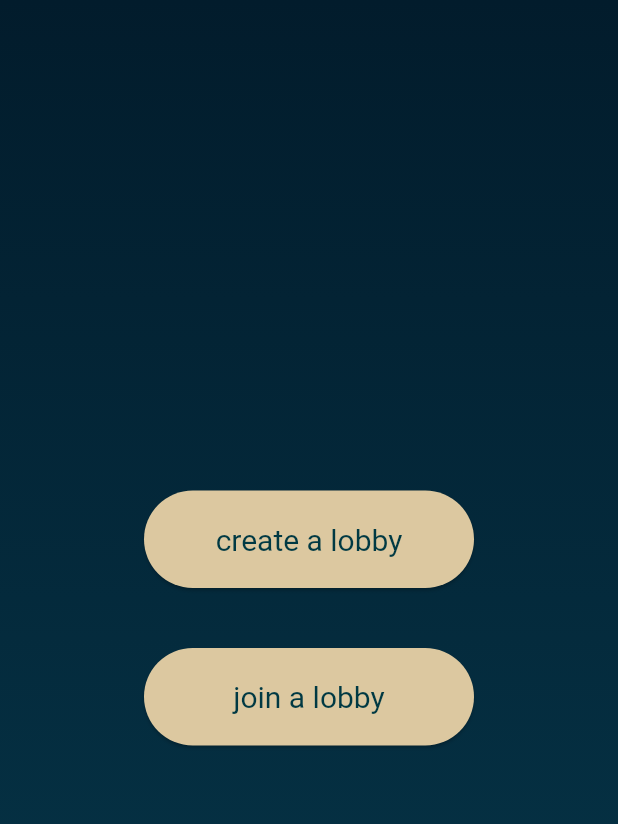
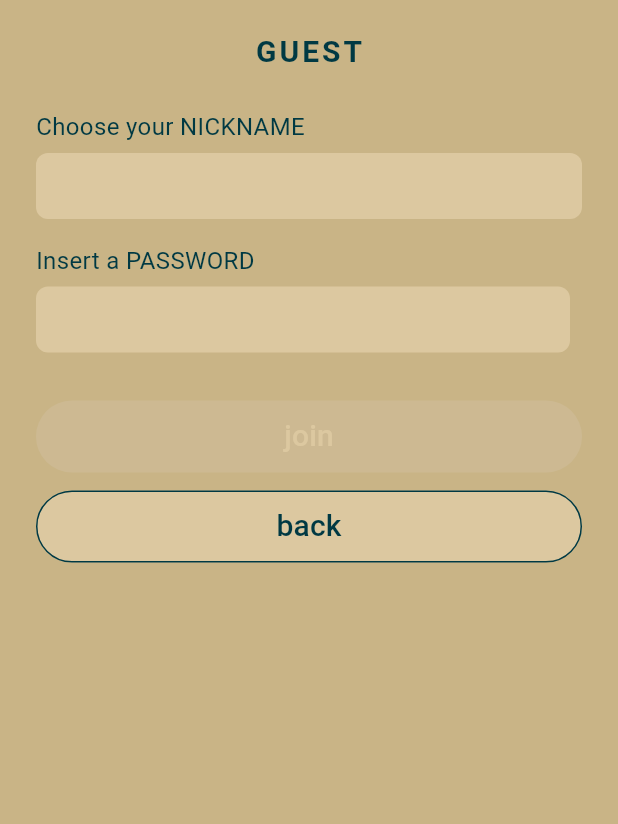
Before and after one commit to rivaPolimi/LLMinFabula, a Flutter app: the CreateJoinScreen widget shown alone on an empty page, opened directly, after a tap on "join a lobby", on a phone screen of 412 x 824 dp. Shown: the top 824 px of the screen. Run offline on Flutter 3.47's test engine with Material 3 defaults, Android fonts, the phone set to English and light mode, and no system bars; network calls fail.

Commit message:
Working lobby system (websocket missing)

```diff
--- a/llm_in_fabula/lib/models/model.dart
+++ b/llm_in_fabula/lib/models/model.dart
@@ -4,6 +4,7 @@ class Player {
   final int id;
   final String nickname;
   final bool isAdmin;
+  final bool isDead = false;
   //TODO: serve ruolo?
 
   const Player({required this.id, required this.nickname, required this.isAdmin});
--- /dev/null
+++ b/llm_in_fabula/lib/models/state.dart
@@ -0,0 +1,33 @@
+import 'package:flutter/material.dart';
+import 'model.dart';
+import 'package:llm_in_fabula/services/narrator_service.dart';
+
+class GameState extends ChangeNotifier{
+  Game? _game;
+  Player? _player;
+
+  Game? get game => _game;
+  Player? get player => _player;
+
+  Future<void> createGameAndSetSession(int numPlayers, String settingName, String nickname, String password, Map<String, int> roles) async{
+    final session = await createGame(
+      numPlayers,
+      settingName,
+      nickname,
+      password,
+      roles,
+    );
+
+    _game = session.game;
+    _player = session.player;
+    notifyListeners();
+  }
+
+  Future<void> joinGameAndSetSession(String nickname, String password) async {
+    final session = await joinGame(nickname, password);
+
+    _game = session.game;
+    _player = session.player;
+    notifyListeners();
+  }
+}
--- a/llm_in_fabula/lib/screens/create_join_screen.dart
+++ b/llm_in_fabula/lib/screens/create_join_screen.dart
@@ -1,4 +1,5 @@
 import 'package:flutter/material.dart';
+import 'package:llm_in_fabula/screens/join_game_screen.dart';
 import '../shared_widgets.dart';
 import 'host_setup_screen.dart';
 
@@ -46,7 +47,10 @@ class CreateJoinScreen extends StatelessWidget {
                 ),
                 child: const Text('join a lobby'),
                 onPressed: () {
-
+                  Navigator.push(
+                    context,
+                    MaterialPageRoute(builder: (_) => const JoinGameScreen()),
+                  );
                 },
               ),
             ),
--- /dev/null
+++ b/llm_in_fabula/lib/screens/join_game_screen.dart
@@ -0,0 +1,264 @@
+import 'package:flutter/material.dart';
+import 'package:llm_in_fabula/models/state.dart';
+import 'lobby_screen.dart';
+import 'package:provider/provider.dart';
+
+class JoinGameScreen extends StatefulWidget{
+  const JoinGameScreen({super.key});
+
+  @override
+  State<JoinGameScreen> createState() => _JoinGameScreenState();
+}
+
+class _JoinGameScreenState extends State<JoinGameScreen>{
+
+  final _formKey = GlobalKey<FormState>();
+  bool _isFormFilled = false;
+  bool _isLoading = false;
+
+  final PageController _pageController = PageController(viewportFraction: 0.6);
+
+  final TextEditingController _passwordController = TextEditingController();
+  final TextEditingController _nicknameController = TextEditingController();
+
+  @override
+  void dispose() {
+    _passwordController.dispose();
+    _nicknameController.dispose();
+    _pageController.dispose();
+    super.dispose();
+  }
+
+  @override
+  void initState() {
+    super.initState();
+    _nicknameController.addListener(_checkFormFilled);
+    _passwordController.addListener(_checkFormFilled);
+  }
+
+  void _showLoadingDialog(BuildContext context) {
+    showDialog(
+      context: context,
+      barrierDismissible: false,
+      builder: (_) => const Center(
+        child: CircularProgressIndicator(),
+      ),
+    );
+  }
+
+  void _hideLoadingDialog(BuildContext context) {
+    Navigator.of(context, rootNavigator: true).pop();
+  }
+
+  void _checkFormFilled(){
+    setState(() {
+      _isFormFilled =
+        _nicknameController.text.trim().isNotEmpty &&
+        _passwordController.text.isNotEmpty;
+    });
+  }
+
+  void onJoinPressed(){
+
+  }
+
+  @override
+  Widget build(BuildContext context) {
+    return Scaffold(
+      backgroundColor: const Color(0xFFC9B486),
+      body: SafeArea(
+        child: SingleChildScrollView(
+          child: Container(
+            margin: const EdgeInsets.symmetric(horizontal: 8, vertical: 0),
+            padding: const EdgeInsets.symmetric(horizontal: 16, vertical: 0),
+            width: double.infinity,
+            decoration: BoxDecoration(
+              color: const Color(0xFFC9B486),
+              borderRadius: BorderRadius.circular(8),
+            ),
+            child: Form(
+              key: _formKey,
+              child: Column(
+                crossAxisAlignment: CrossAxisAlignment.stretch,
+                children: [
+                  const SizedBox(height: 20),
+                  const Center(
+                    child: Text(
+                      'GUEST',
+                      style: TextStyle(
+                        color: Color(0xFF003943),
+                        letterSpacing: 2,
+                        fontSize: 20,
+                        fontWeight: FontWeight.bold,
+                      ),
+                    ),
+                  ),
+
+                  const SizedBox(height: 24),
+
+                  // NICKNAME
+                  const Text(
+                    'Choose your NICKNAME',
+                    style: TextStyle(color: Color(0xFF003943), fontSize: 16),
+                  ),
+                  const SizedBox(height: 6),
+                  TextFormField(
+                    controller: _nicknameController,
+                    decoration: const InputDecoration(
+                      isDense: true,
+                      contentPadding:
+                      EdgeInsets.symmetric(horizontal: 12, vertical: 10),
+                      filled: true,
+                      fillColor: Color(0xFFDCC8A0),
+                      border: OutlineInputBorder(
+                        borderRadius: BorderRadius.all(Radius.circular(8)),
+                        borderSide: BorderSide.none,
+                      ),
+                    ),
+                    validator: (value) {
+                      if(value == null || value.trim().isEmpty){
+                        return 'Nickname is required';
+                      }
+                      return null;
+                    },
+                  ),
+
+                  const SizedBox(height: 16),
+
+                  // PASSWORD
+                  const Text(
+                    'Insert a PASSWORD',
+                    style: TextStyle(color: Color(0xFF003943), fontSize: 16),
+                  ),
+                  const SizedBox(height: 6),
+                  Row(
+                    children: [
+                      Expanded(
+                        child: TextFormField(
+                          controller: _passwordController,
+                          decoration: const InputDecoration(
+                            isDense: true,
+                            contentPadding: EdgeInsets.symmetric(
+                                horizontal: 12, vertical: 10),
+                            filled: true,
+                            fillColor: Color(0xFFDCC8A0),
+                            border: OutlineInputBorder(
+                              borderRadius: BorderRadius.all(Radius.circular(8)),
+                              borderSide: BorderSide.none,
+                            ),
+                          ),
+                          obscureText: true,
+                          validator: (value) {
+                            if(value == null || value.trim().isEmpty){
+                              return 'Password is required';
+                            }
+                            return null;
+                          },
+                        ),
+                      ),
+                      const SizedBox(width: 8),
+                    ],
+                  ),
+
+                  const SizedBox(height: 32),
+
+                  // BOTTONE "join"
+                  SizedBox(
+                    height: 48,
+                    child: ElevatedButton(
+                      onPressed: _isLoading || !_isFormFilled
+                      ? null
+                      : () async {
+                        if (!_formKey.currentState!.validate()) return;
+
+                        final gameState = context.read<GameState>();
+                        final navigator = Navigator.of(context);
+                        final messenger = ScaffoldMessenger.of(context);
+
+                        setState(() {
+                          _isLoading = true;
+                        });
+
+                        _showLoadingDialog(context);
+
+                        try {
+                          //Queries the server to create the game, then set game and player in the state
+                          await gameState.joinGameAndSetSession(
+                            _nicknameController.text,
+                            _passwordController.text,
+                          );
+
+                          if(!context.mounted) return;
+
+                          _hideLoadingDialog(context);
+
+                          navigator.push(
+                            MaterialPageRoute(
+                              builder: (_) => LobbyScreen(players: gameState.game!.players),
+                            ),
+                          );
+                        } catch (e, stackTrace) {
+                          //TODO: provvisorio, togliere e gestire meglio eccezioni
+                          debugPrint('Create game error: $e');
+                          debugPrintStack(stackTrace: stackTrace);
+
+                          if(!mounted) return;
+
+                          _hideLoadingDialog(context);
+
+                          messenger.showSnackBar(
+                            SnackBar(content: Text(e.toString())),
+                          );
+                        } finally {
+                          if(mounted) {
+                            setState(() {
+                              _isLoading = false;
+                            });
+                          }
+                        }
+                      },
+                      style: ElevatedButton.styleFrom(
+                        backgroundColor: const Color(0xFF003943),
+                        foregroundColor: Colors.white,
+                        shape: RoundedRectangleBorder(
+                          borderRadius: BorderRadius.circular(24),
+                        ),
+                      ),
+                      child: const Text(
+                        'join',
+                        style: TextStyle(color: Color(0xFFDCC8A0), fontSize: 20),
+                      ),
+                    ),
+                  ),
+
+                  const SizedBox(height: 12),
+
+                  // BOTTONE "back"
+                  SizedBox(
+                    height: 48,
+                    child: OutlinedButton(
+                      onPressed: () {
+                        Navigator.pop(context);
+                      },
+                      style: OutlinedButton.styleFrom(
+                        backgroundColor: const Color(0xFFDCC8A0),
+                        foregroundColor: const Color(0xFF003943),
+                        side: const BorderSide(color: Color(0xFF003943)),
+                        shape: RoundedRectangleBorder(
+                          borderRadius: BorderRadius.circular(24),
+                        ),
+                      ),
+                      child: const Text('back', style: TextStyle(color: Color(0xFF003943), fontSize: 20)),
+
+                    ),
+                  ),
+                  const SizedBox(height: 20),
+                ],
+              ),
+            )
+          ),
+        ),
+      ),
+    );
+  }
+}
--- a/llm_in_fabula/lib/screens/lobby_screen.dart
+++ b/llm_in_fabula/lib/screens/lobby_screen.dart
@@ -1,10 +1,11 @@
 import 'package:flutter/material.dart';
 import '../shared_widgets.dart';
 import 'narrator_intro_screen.dart';
+import 'package:llm_in_fabula/models/model.dart';
 
 // 5) Lobby
 class LobbyScreen extends StatelessWidget {
-  final List<PlayerAvatarModel> players;
+  final List<Player> players;
 
   const LobbyScreen({super.key, required this.players});
 
--- a/llm_in_fabula/lib/screens/narrator_intro_screen.dart
+++ b/llm_in_fabula/lib/screens/narrator_intro_screen.dart
@@ -17,7 +17,7 @@ class NarratorIntroScreen extends StatelessWidget {
               child: Container(
                 padding: const EdgeInsets.all(16),
                 decoration: BoxDecoration(
-                  color: Colors.black.withOpacity(0.3),
+                  color: Colors.black.withValues(alpha: 0.3),
                   borderRadius: BorderRadius.circular(16),
                 ),
                 child: const SingleChildScrollView(
--- a/llm_in_fabula/pubspec.yaml
+++ b/llm_in_fabula/pubspec.yaml
@@ -36,6 +36,7 @@ dependencies:
   cupertino_icons: ^1.0.8
   web_socket_channel: ^3.0.3
   http: ^1.6.0
+  provider: ^6.1.5+1
 
 dev_dependencies:
   flutter_test:
```
Also changed, not shown: llm_in_fabula/lib/main.dart (+8 -1 lines), llm_in_fabula/lib/models/session.dart (added, +8 -0 lines), llm_in_fabula/lib/screens/adult_settings_screen.dart (+116 -20 lines), llm_in_fabula/lib/screens/host_setup_screen.dart (+59 -15 lines), llm_in_fabula/lib/services/narrator_service.dart (+61 -20 lines), llm_in_fabula/lib/services/websocket_service.dart (added, +51 -0 lines), llm_in_fabula/lib/shared_widgets.dart (+5 -13 lines), llm_in_fabula/pubspec.lock.
